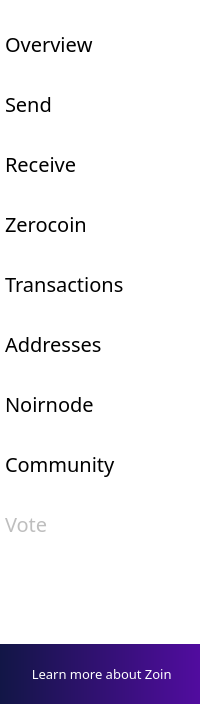
This is src/qt/forms/menupage.ui in noirofficial/noir as Qt 5 draws it before an edit. The edited form follows.
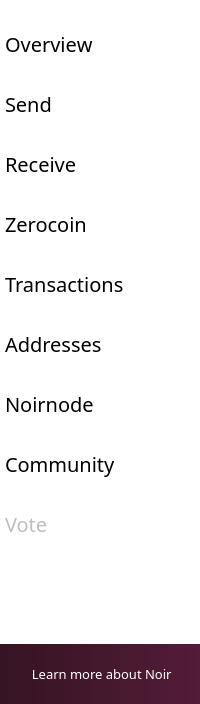
This is the edited form. Icons and pictures are not drawn.

```diff
--- a/src/qt/forms/menupage.ui
+++ b/src/qt/forms/menupage.ui
@@ -1059,7 +1059,8 @@
       <enum>Qt::LeftToRight</enum>
      </property>
      <property name="styleSheet">
-      <string notr="true">background: QLinearGradient(x1: 0, y1: 0, x2: 1, y2: 0, stop: 0 #121646, stop: 1 #510c9f);</string>
+      <string notr="true">background: QLinearGradient(x1: 0, y1: 0, x2: 1, y2: 0, stop: 0 #361423, stop: 1 #531C38);
+</string>
      </property>
      <property name="frameShape">
       <enum>QFrame::StyledPanel</enum>
@@ -1113,7 +1114,7 @@
 </string>
         </property>
         <property name="text">
-         <string> Learn more about Zoin</string>
+         <string> Learn more about Noir</string>
         </property>
         <property name="icon">
          <iconset>
```
Left out of the diff: 40 changed lines with no effect on the pictures.
